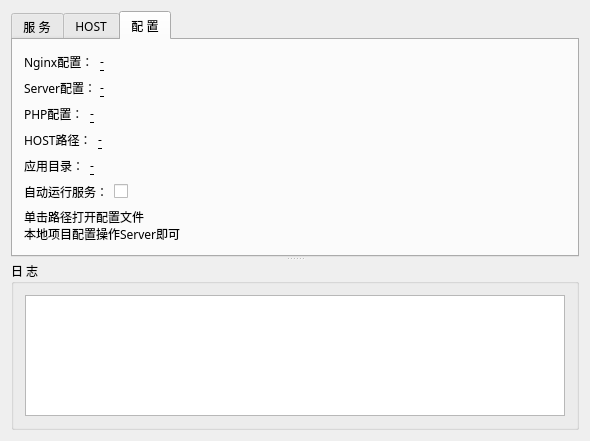
Before: the Qt Designer form FoxPHP/FoxPHP.ui in yongplus/FoxPHP, drawn with Qt 5.
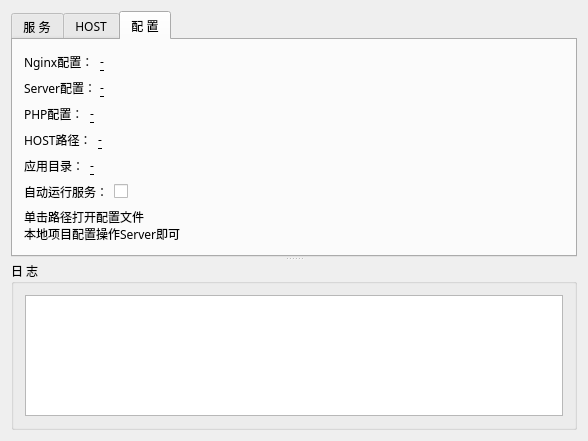
After: the same form once the commit is applied. The open tabs and pages were chosen to show the change. Icons and pictures are not drawn. Custom widgets are drawn as their Qt base class.

Diff of the .ui file:
```diff
--- a/FoxPHP/FoxPHP.ui
+++ b/FoxPHP/FoxPHP.ui
@@ -9,7 +9,7 @@
    <rect>
     <x>0</x>
     <y>0</y>
-    <width>590</width>
+    <width>588</width>
     <height>441</height>
    </rect>
   </property>
```
Left out of the diff: 2 changed lines with no effect on the pictures.
